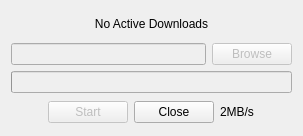
Qt form filetransferdialog.ui (lawand/droper) before a commit.
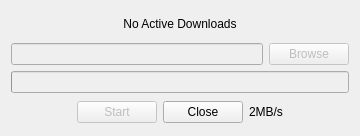
The same form after that commit. Icons and pictures are not drawn.

Commit message: changed the minimum width

What changed in the file:
```diff
--- a/filetransferdialog.ui
+++ b/filetransferdialog.ui
@@ -6,10 +6,16 @@
    <rect>
     <x>0</x>
     <y>0</y>
-    <width>303</width>
+    <width>360</width>
     <height>136</height>
    </rect>
   </property>
+  <property name="minimumSize">
+   <size>
+    <width>360</width>
+    <height>0</height>
+   </size>
+  </property>
   <property name="windowTitle">
    <string>Droper</string>
   </property>
```
